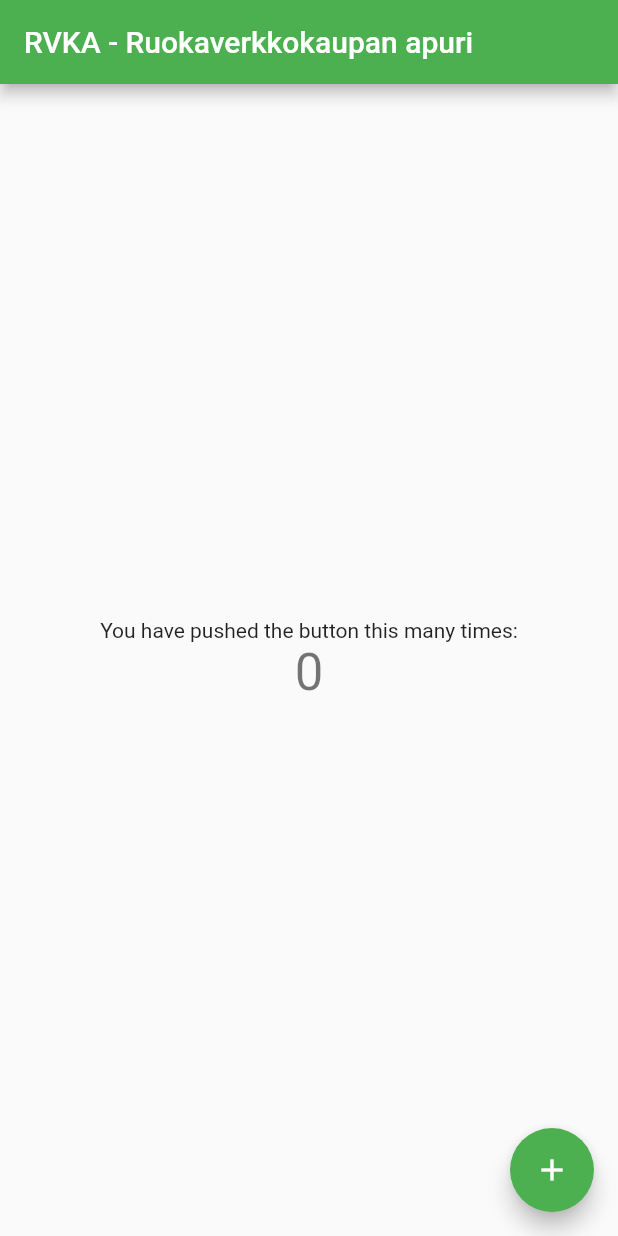
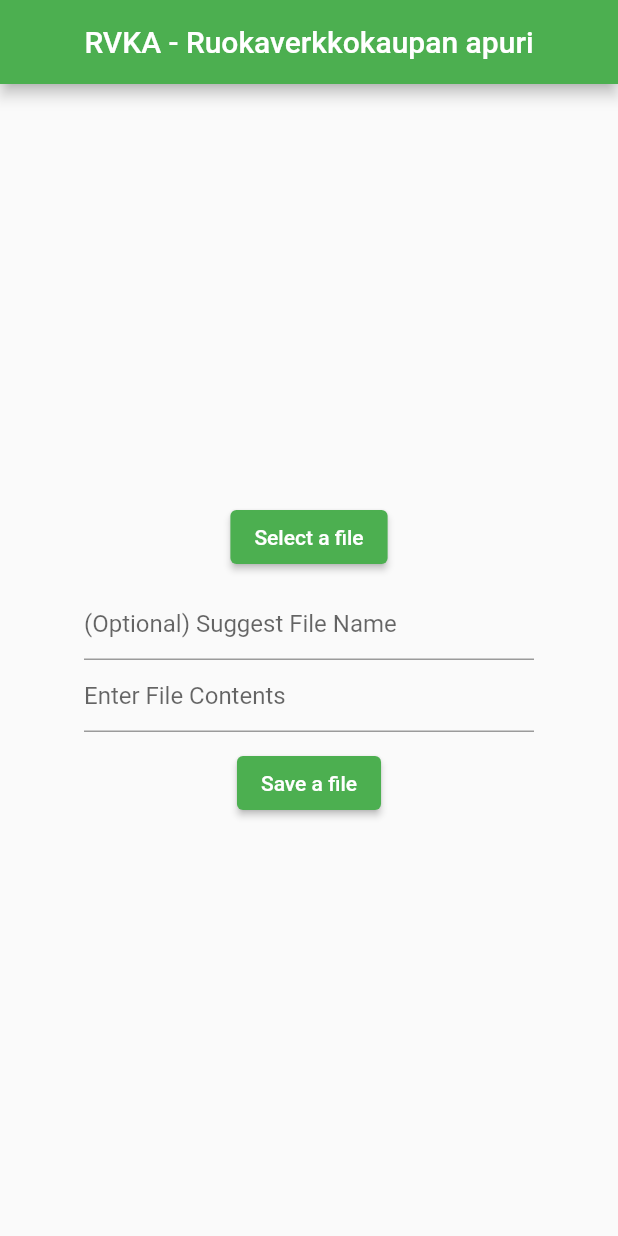
Before and after one commit to areee/rvka, a Flutter app: the screen it shows after launch, on a phone screen of 412 x 824 dp. Run offline on Flutter 3.47's test engine with Material 2 defaults, Android fonts, the phone set to English and light mode, and no system bars; missing offline and left inert: file_selector.

Commit message:
Initial testing: read & write for macOS & web

```diff
--- a/lib/main.dart
+++ b/lib/main.dart
@@ -1,3 +1,5 @@
+import 'package:file_selector/file_selector.dart';
+import 'package:flutter/foundation.dart';
 import 'package:flutter/material.dart';
 
 void main() {
@@ -29,12 +31,40 @@ class MyHomePage extends StatefulWidget {
 }
 
 class _MyHomePageState extends State<MyHomePage> {
-  int _counter = 0;
+  final TextEditingController _nameController = TextEditingController();
+  final TextEditingController _contentController = TextEditingController();
 
-  void _incrementCounter() {
-    setState(() {
-      _counter++;
-    });
+  Future<void> _openTextFile(BuildContext context) async {
+    final XTypeGroup typeGroup = XTypeGroup(
+      label: 'text',
+      extensions: <String>['txt', 'html'],
+    );
+    final XFile? file =
+        await openFile(acceptedTypeGroups: <XTypeGroup>[typeGroup]);
+
+    if (file == null) return;
+
+    final String fileName = file.name;
+    final String fileContent = await file.readAsString();
+
+    print(fileName);
+    print(fileContent);
+  }
+
+  Future<void> _saveTextFile() async {
+    final String fileName = _nameController.text;
+
+    final String? path = await getSavePath(suggestedName: fileName);
+
+    if (path == null) return;
+
+    final String text = _contentController.text;
+    final Uint8List fileData = Uint8List.fromList(text.codeUnits);
+    const String fileMimeType = 'text/plain';
+    final XFile textFile =
+        XFile.fromData(fileData, mimeType: fileMimeType, name: fileName);
+
+    await textFile.saveTo(path);
   }
 
   @override
@@ -42,26 +72,49 @@ class _MyHomePageState extends State<MyHomePage> {
     return Scaffold(
       appBar: AppBar(
         title: Text(widget.title),
+        centerTitle: true,
       ),
       body: Center(
         child: Column(
           mainAxisAlignment: MainAxisAlignment.center,
           children: <Widget>[
-            const Text(
-              'You have pushed the button this many times:',
+            ElevatedButton(
+                onPressed: () => _openTextFile(context),
+                child: const Text('Select a file')),
+            const SizedBox(height: 10),
+            SizedBox(
+              width: 300,
+              child: TextField(
+                minLines: 1,
+                maxLines: 12,
+                controller: _nameController,
+                decoration: const InputDecoration(
+                  hintText: '(Optional) Suggest File Name',
+                ),
+              ),
             ),
-            Text(
-              '$_counter',
-              style: Theme.of(context).textTheme.headline4,
+            SizedBox(
+              width: 300,
+              child: TextField(
+                minLines: 1,
+                maxLines: 12,
+                controller: _contentController,
+                decoration: const InputDecoration(
+                  hintText: 'Enter File Contents',
+                ),
+              ),
             ),
+            const SizedBox(height: 10),
+            ElevatedButton(
+                onPressed: () => _saveTextFile(),
+                child: const Text('Save a file')),
           ],
         ),
       ),
-      floatingActionButton: FloatingActionButton(
-        onPressed: _incrementCounter,
-        tooltip: 'Increment',
-        child: const Icon(Icons.add),
-      ),
     );
   }
+
+  // void openFile(PlatformFile file) {
+  //   OpenFile(file.path!);
+  // }
 }
--- a/pubspec.yaml
+++ b/pubspec.yaml
@@ -9,6 +9,8 @@ environment:
   sdk: '>=2.18.1 <3.0.0'
 
 dependencies:
+  file_picker: ^5.1.0
+  file_selector: ^0.9.2
   flutter:
     sdk: flutter
 
```
Also changed, not shown: pubspec.lock, 8 other files.
